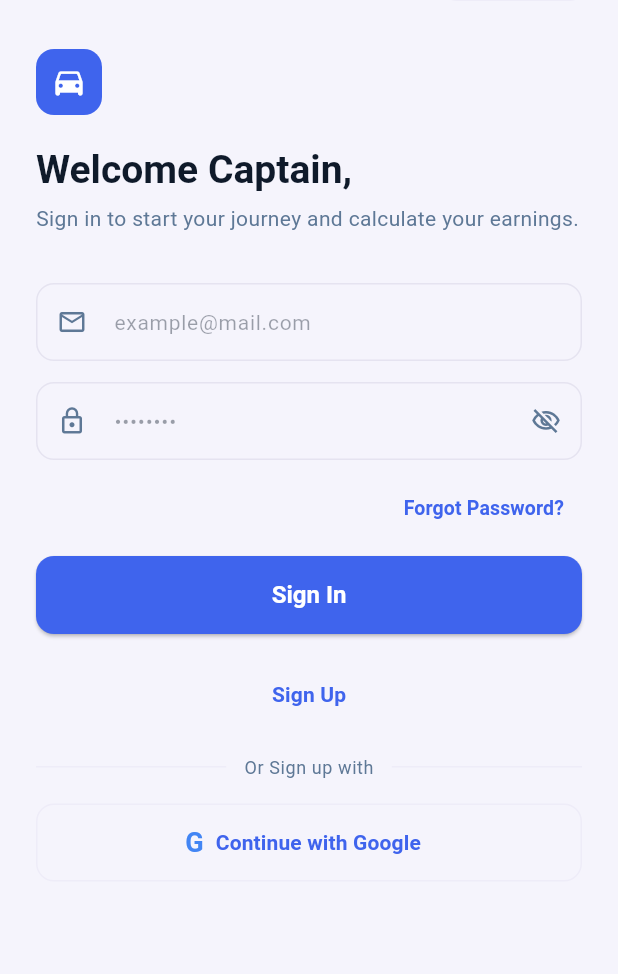
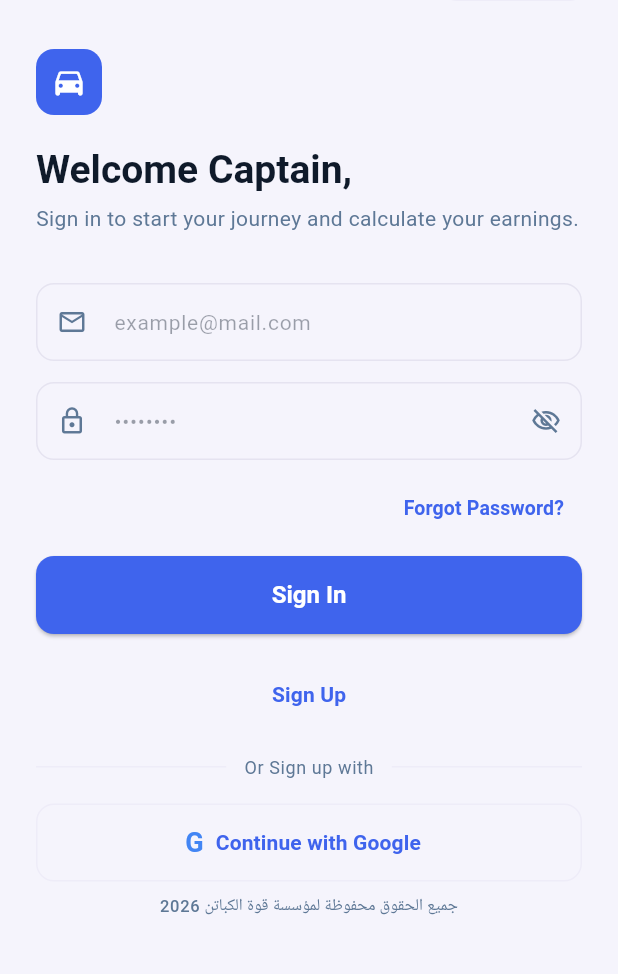
Before and after one commit to amradi6/captian_trip_calculator, a Flutter app: the screen it shows after launch, after a tap on "EN", on a phone screen of 412 x 824 dp, the part 80-1054 px from its top. Run offline on Flutter 3.47's test engine with Material 3 defaults, Android fonts, the light colour scheme and no system bars; our stand-ins replace cloud_firestore, firebase_auth, firebase_core, geocoding, geolocator, google_maps_flutter and 2 more; accounts and stored records are empty.

Commit message:
Update localization, UI branding, and dashboard layouts
- **Localization**: Refactor `L10n` class with improved formatting and updated Arabic weekday names (ordered Friday to Saturday).
- **Authentication Screens**:
    - Update `SplashScreen` typography and remove redundant divider.
    - Add a copyright notice in Arabic to the `LoginScreen`.
- **Dashboard**:
    - Clean up code formatting and update the `WeeklyEarningsChart` to use localized labels.
    - Refine widget layouts for better spacing and text handling.
- **Code Quality**: Standardize indentation and remove unused code comments in `DashboardScreen` and `L10n` utility.

```diff
--- a/lib/screens/auth/login_screen.dart
+++ b/lib/screens/auth/login_screen.dart
@@ -186,6 +186,17 @@ class _LoginScreenState extends State<LoginScreen> {
                   ),
                 ),
               ),
+              const SizedBox(height: 8),
+              Center(
+                child: Text(
+                  'جميع الحقوق محفوظة لمؤسسة قوة الكباتن 2026',
+                  textAlign: TextAlign.center,
+                  textDirection: TextDirection.rtl,
+                  style: Theme.of(context).textTheme.labelSmall?.copyWith(
+                    color: AppColors.secondaryText,
+                  ),
+                ),
+              ),
             ],
           ),
         ),
--- a/lib/screens/auth/splash_screen.dart
+++ b/lib/screens/auth/splash_screen.dart
@@ -113,21 +113,12 @@ class _SplashScreenState extends State<SplashScreen>
                     const SizedBox(height: 6),
                     Text(
                       'كابتن - حاسبة الرحلة',
-                      style: Theme.of(context).textTheme.bodySmall,
+                      style: Theme.of(context).textTheme.headlineMedium,
                     ),
                   ],
                 ),
               ),
 
-              // ── Divider ───────────────────────────────────────────────
-              Padding(
-                padding: const EdgeInsets.symmetric(horizontal: 32),
-                child: Divider(
-                  height: 1,
-                  thickness: 0.8,
-                  color: isDark ? AppColors.dividerDark : AppColors.divider,
-                ),
-              ),
               const SizedBox(height: 14),
 
               // ── Copyright ─────────────────────────────────────────────
--- a/lib/screens/dashboard/dashboard_screen.dart
+++ b/lib/screens/dashboard/dashboard_screen.dart
@@ -6,6 +6,17 @@ import '../../providers/trip_provider.dart';
 import '../../utils/app_colors.dart';
 import '../../utils/l10n.dart';
 import '../../widgets/shared_widgets.dart';
+
+// List<String> _buildWeekLabels(String language) {
+//   const en = ['Mon', 'Tue', 'Wed', 'Thu', 'Fri', 'Sat', 'Sun'];
+//   const ar = ['الاثنين', 'الثلاثاء', 'الأربعاء', 'الخميس', 'الجمعة', 'السبت', 'الأحد'];
+//   final names = language == 'ar' ? ar : en;
+//   final now = DateTime.now();
+//   return List.generate(7, (i) {
+//     final day = now.subtract(Duration(days: 6 - i));
+//     return names[day.weekday - 1]; // weekday: 1=Mon … 7=Sun
+//   });
+// }
 
 class DashboardScreen extends StatelessWidget {
   const DashboardScreen({super.key});
@@ -18,9 +29,9 @@ class DashboardScreen extends StatelessWidget {
     final l = L10n(appState.language);
     final cs = Theme.of(context).colorScheme;
 
-    final name = auth.userModel?.displayName
-      ?? auth.firebaseUser?.displayName
-      ?? (appState.isAr ? 'كابتن' : 'Captain');
+    final name = auth.userModel?.displayName ??
+        auth.firebaseUser?.displayName ??
+        (appState.isAr ? 'كابتن' : 'Captain');
     final currency = appState.currency;
     final totalStr = trips.monthEarnings.toStringAsFixed(2);
     final todayStr = trips.todayEarnings.toStringAsFixed(2);
@@ -42,13 +53,18 @@ class DashboardScreen extends StatelessWidget {
                       child: Column(
                         crossAxisAlignment: CrossAxisAlignment.start,
                         children: [
-                          Text(l.goodMorning,
-                            style: Theme.of(context).textTheme.bodyMedium?.copyWith(
+                          Text(
+                            l.goodMorning,
+                            style: Theme.of(context)
+                                .textTheme
+                                .bodyMedium
+                                ?.copyWith(
                                   color: cs.secondary,
                                 ),
                           ),
                           const SizedBox(height: 2),
-                          Text(name,
+                          Text(
+                            name,
                             style: Theme.of(context).textTheme.headlineSmall,
                             maxLines: 1,
                             overflow: TextOverflow.ellipsis,
@@ -120,7 +136,8 @@ class DashboardScreen extends StatelessWidget {
                 // Total earnings row
                 Row(
                   children: [
-                    Text('${l.totalEarnings}: ', style: Theme.of(context).textTheme.bodyMedium),
+                    Text('${l.totalEarnings}: ',
+                        style: Theme.of(context).textTheme.bodyMedium),
                     Text(
                       '$totalStr $currency',
                       style: TextStyle(
@@ -149,7 +166,7 @@ class DashboardScreen extends StatelessWidget {
                   ),
                   child: WeeklyEarningsChart(
                     data: trips.weeklyData,
-                    labels: l.weekDays,
+                    labels: l.weekDays, //_buildWeekLabels(appState.language),
                   ),
                 ),
                 const SizedBox(height: 20),
@@ -165,7 +182,8 @@ class DashboardScreen extends StatelessWidget {
                   Center(
                     child: Padding(
                       padding: const EdgeInsets.all(24),
-                      child: Text(l.noTrips,
+                      child: Text(
+                        l.noTrips,
                         style: Theme.of(context).textTheme.bodyMedium,
                       ),
                     ),
@@ -180,9 +198,12 @@ class DashboardScreen extends StatelessWidget {
                           durationMins: t.durationMins.toString(),
                           fare: '${t.fareAmount.toStringAsFixed(2)} $currency',
                           status: t.status,
-                      dateLabel: t.dateTime.length >= 10 ? t.dateTime.substring(0, 10) : t.dateTime,
+                          dateLabel: t.dateTime.length >= 10
+                              ? t.dateTime.substring(0, 10)
+                              : t.dateTime,
                           onTap: () => Navigator.of(context).pushNamed(
-                        '/trip-details', arguments: t.id,
+                            '/trip-details',
+                            arguments: t.id,
                           ),
                         ),
                       )),
@@ -197,7 +218,8 @@ class DashboardScreen extends StatelessWidget {
                   style: ElevatedButton.styleFrom(
                     backgroundColor: AppColors.primary,
                     minimumSize: const Size(double.infinity, 52),
-                    shape: RoundedRectangleBorder(borderRadius: BorderRadius.circular(12)),
+                    shape: RoundedRectangleBorder(
+                        borderRadius: BorderRadius.circular(12)),
                   ),
                 ),
               ],
--- a/lib/utils/l10n.dart
+++ b/lib/utils/l10n.dart
@@ -1,129 +1,240 @@
 class L10n {
   final String lang;
+
   const L10n(this.lang);
 
   bool get isAr => lang == 'ar';
 
   // Auth
   String get welcomeCapt => isAr ? 'مرحباً كابتن' : 'Welcome Captain,';
-  String get signInSubtitle => isAr ? 'تسجيل الدخول لحساب رحلاتك' : 'Sign in to start your journey and calculate your earnings.';
+
+  String get signInSubtitle => isAr
+      ? 'تسجيل الدخول لحساب رحلاتك'
+      : 'Sign in to start your journey and calculate your earnings.';
+
   String get email => isAr ? 'البريد الإلكتروني' : 'Email';
+
   String get password => isAr ? 'كلمة المرور' : 'Password';
+
   String get signIn => isAr ? 'تسجيل الدخول' : 'Sign In';
+
   String get forgotPassword => isAr ? 'نسيت كلمة المرور؟' : 'Forgot Password?';
+
   String get signUp => isAr ? 'إنشاء حساب' : 'Sign Up';
+
   String get orSignUpWith => isAr ? 'أو التسجيل بـ' : 'Or Sign up with';
-  String get continueWithGoogle => isAr ? 'الاستمرار بجوجل' : 'Continue with Google';
-  String get useAccountBelow => isAr ? 'استخدم الحساب أدناه لتسجيل الدخول.' : 'Use the account below to sign in.';
+
+  String get continueWithGoogle =>
+      isAr ? 'الاستمرار بجوجل' : 'Continue with Google';
+
+  String get useAccountBelow => isAr
+      ? 'استخدم الحساب أدناه لتسجيل الدخول.'
+      : 'Use the account below to sign in.';
 
   String get createAccount => isAr ? 'إنشاء حساب جديد' : 'Create an account';
-  String get createAccountSubtitle => isAr ? 'أدخل بياناتك للبدء في حساب تكلفة مشاوريك.' : "Let's get started by filling out the form below.";
+
+  String get createAccountSubtitle => isAr
+      ? 'أدخل بياناتك للبدء في حساب تكلفة مشاوريك.'
+      : "Let's get started by filling out the form below.";
+
   String get fullName => isAr ? 'الاسم الكامل' : 'Full Name';
+
   String get phoneNumber => isAr ? 'رقم الجوال' : 'Phone Number';
+
   String get confirmPassword => isAr ? 'تأكيد كلمة المرور' : 'Confirm Password';
+
   String get createAccountBtn => isAr ? 'إنشاء الحساب' : 'Create Account';
 
-  String get forgotPasswordTitle => isAr ? 'نسيت كلمة المرور' : 'Forgot Password';
+  String get forgotPasswordTitle =>
+      isAr ? 'نسيت كلمة المرور' : 'Forgot Password';
+
   String get forgotPasswordSubtitle => isAr
       ? 'سنرسل لك بريداً إلكترونياً لإعادة تعيين كلمة المرور.'
       : 'We will send you an email with a link to reset your password, please enter the email associated with your account below.';
+
   String get sendLink => isAr ? 'إرسال الرابط' : 'Send Link';
-  String get yourEmailAddress => isAr ? 'عنوان بريدك الإلكتروني' : 'Your email address...';
-  String get enterYourEmail => isAr ? 'أدخل بريدك الإلكتروني...' : 'Enter your email...';
+
+  String get yourEmailAddress =>
+      isAr ? 'عنوان بريدك الإلكتروني' : 'Your email address...';
+
+  String get enterYourEmail =>
+      isAr ? 'أدخل بريدك الإلكتروني...' : 'Enter your email...';
+
   String get back => isAr ? 'رجوع' : 'Back';
 
   // Dashboard
   String get goodMorning => isAr ? 'صباح الخير' : 'Good Morning,';
+
   String get todayEarnings => isAr ? 'أرباح اليوم' : "Today's Earnings";
+
   String get totalTrips => isAr ? 'إجمالي الرحلات' : 'Total Trips';
+
   String get kilometers => isAr ? 'كيلومترات' : 'Kilometers';
+
   String get rating => isAr ? 'التقييم' : 'Rating';
+
   String get totalEarnings => isAr ? 'الإجمالي' : 'Total';
+
   String get seeAll => isAr ? 'عرض الكل' : 'See All';
+
   String get recentTrips => isAr ? 'الرحلات الأخيرة' : 'Recent Trips';
-  String get startNewTrip => isAr ? 'حساب رحلة جديدة +' : '+ Start New Trip Calculation';
+
+  String get startNewTrip =>
+      isAr ? 'حساب رحلة جديدة +' : '+ Start New Trip Calculation';
+
   String get trips => isAr ? 'رحلة' : 'Trips';
+
   String get km => isAr ? 'كم' : 'km';
+
   String get sar => isAr ? 'ر.س' : 'SAR';
+
   String get aed => isAr ? 'د.إ' : 'AED';
 
   // Bottom nav
   String get home => isAr ? 'الرئيسية' : 'Home';
+
   String get calculator => isAr ? 'الحاسبة' : 'Calculator';
+
   String get history => isAr ? 'السجل' : 'History';
+
   String get profile => isAr ? 'الملف' : 'Profile';
 
   // Trip Calculator
   String get pickupLocation => isAr ? 'موقع الانطلاق' : 'Pickup Location';
+
   String get currentLocation => isAr ? 'موقعك الحالي' : 'Current Location';
+
   String get destination => isAr ? 'وجهة الوصول' : 'Destination';
-  String get destinationHint => isAr ? 'دبي مول، وسط المدينة' : 'Dubai Mall, Downtown';
+
+  String get destinationHint =>
+      isAr ? 'دبي مول، وسط المدينة' : 'Dubai Mall, Downtown';
+
   String get pricePerKm => isAr ? 'سعر الكيلومتر' : 'Price / km';
+
   String get pricePerMin => isAr ? 'سعر الدقيقة' : 'Price / min';
+
   String get baseFare => isAr ? 'أجر البداية' : 'Base Fare';
+
   String get waitingPerMin => isAr ? 'انتظار/دقيقة' : 'Waiting / min';
+
   String get tip => isAr ? 'إكرامية' : 'Tip';
+
   String get distance => isAr ? 'المسافة' : 'Distance';
+
   String get platform => isAr ? 'التطبيق المستخدم' : 'Platform';
+
   String get calculate => isAr ? 'حساب رحلة جديدة' : 'Calculate Trip';
+
   String get estimatedEarnings => isAr ? 'الأرباح المقدرة' : 'Est. Earnings';
+
   String get workingDays => isAr ? 'الأيام المدخلة' : 'Working Days';
 
   // Trip History
   String get tripHistory => isAr ? 'سجل الرحلات' : 'Trip History';
+
   String get searchTrips => isAr ? 'ابحث عن وجهة...' : 'Search trips...';
+
   String get all => isAr ? 'الكل' : 'All';
+
   String get completed => isAr ? 'المكتملة' : 'Completed';
+
   String get cancelled => isAr ? 'الملغاة' : 'Cancelled';
+
   String get thisWeek => isAr ? 'هذا الأسبوع' : 'This Week';
-  String get totalEarningsMonth => isAr ? 'إجمالي الأرباح (الشهر)' : 'Total Earnings (Month)';
+
+  String get totalEarningsMonth =>
+      isAr ? 'إجمالي الأرباح (الشهر)' : 'Total Earnings (Month)';
+
   String get pickup => isAr ? 'نقطة البداية' : 'Pickup';
+
   String get destinationLabel => isAr ? 'الوجهة' : 'Destination';
+
   String get mins => isAr ? 'دقيقة' : 'mins';
+
   String get noTrips => isAr ? 'لا توجد رحلات' : 'No trips found';
 
   // Trip Details
   String get tripDetails => isAr ? 'تفاصيل الرحلة' : 'Trip Details';
+
   String get duration => isAr ? 'المدة' : 'Duration';
+
   String get waiting => isAr ? 'الانتظار' : 'Waiting';
+
   String get fare => isAr ? 'الأجرة' : 'Fare';
 
   // Profile
   String get captainProfile => isAr ? 'ملف الكابتن' : 'Captain Profile';
+
   String get totalTripsLabel => isAr ? 'إجمالي الرحلات' : 'Total Trips';
+
   String get ratingLabel => isAr ? 'التقييم' : 'Rating';
+
   String get yearsLabel => isAr ? 'سنوات' : 'Years';
+
   String get vehicleInfo => isAr ? 'معلومات السيارة' : 'Vehicle Information';
+
   String get accountSettings => isAr ? 'إعدادات الحساب' : 'Account Settings';
-  String get personalInfo => isAr ? 'المعلومات الشخصية' : 'Personal Information';
-  String get personalInfoSub => isAr ? 'الاسم، البريد الإلكتروني، رقم الهاتف' : 'Name, email, phone number';
+
+  String get personalInfo =>
+      isAr ? 'المعلومات الشخصية' : 'Personal Information';
+
+  String get personalInfoSub => isAr
+      ? 'الاسم، البريد الإلكتروني، رقم الهاتف'
+      : 'Name, email, phone number';
+
   String get payoutSettings => isAr ? 'إعدادات الدفع' : 'Payout Settings';
-  String get payoutSettingsSub => isAr ? 'حساب البنك وطرق الدفع' : 'Bank account & payment methods';
+
+  String get payoutSettingsSub =>
+      isAr ? 'حساب البنك وطرق الدفع' : 'Bank account & payment methods';
+
   String get active => isAr ? 'نشط' : 'Active';
+
   String get goldCaptain => isAr ? 'كابتن ذهبي' : 'Gold Captain';
+
   String get signOut => isAr ? 'تسجيل الخروج' : 'Sign Out';
 
   // Settings
   String get appSettings => isAr ? 'إعدادات التطبيق' : 'App Settings';
+
   String get appearance => isAr ? 'المظهر' : 'Appearance';
+
   String get darkMode => isAr ? 'الوضع الداكن' : 'Dark Mode';
-  String get darkModeDesc => isAr ? 'ضبط المظهر البصري للتطبيق' : "Adjust the app's visual theme";
+
+  String get darkModeDesc =>
+      isAr ? 'ضبط المظهر البصري للتطبيق' : "Adjust the app's visual theme";
+
   String get language => isAr ? 'اللغة' : 'Language';
+
   String get languageValue => isAr ? 'العربية' : 'English';
+
   String get tripCalculator => isAr ? 'حاسبة الرحلة' : 'Trip Calculator';
+
   String get distanceUnit => isAr ? 'وحدة المسافة' : 'Distance Unit';
+
   String get distanceUnitValue => isAr ? 'كيلومترات (كم)' : 'Kilometers (km)';
+
   String get currency => isAr ? 'العملة' : 'Currency';
+
   String get notifications => isAr ? 'الإشعارات' : 'Notifications';
-  String get pushNotifications => isAr ? 'الإشعارات الفورية' : 'Push Notifications';
+
+  String get pushNotifications =>
+      isAr ? 'الإشعارات الفورية' : 'Push Notifications';
+
   String get tripAlerts => isAr ? 'تنبيهات الرحلة' : 'Trip Alerts';
-  String get tripAlertsDesc => isAr ? 'مسار الطريق في الوقت الفعلي' : 'Real-time route';
+
+  String get tripAlertsDesc =>
+      isAr ? 'مسار الطريق في الوقت الفعلي' : 'Real-time route';
 
   // Days of week
   List<String> get weekDays => isAr
-      ? ['الاثنين', 'الثلاثاء', 'الأربعاء', 'الخميس', 'الجمعة', 'السبت', 'الأحد']
-      : ['Mon', 'Tue', 'Wed', 'Thu', 'Fri', 'Sat', 'Sun'];
-  List<String> get weekDaysShort => isAr
-      ? ['أ', 'ث', 'أ', 'خ', 'ج', 'س', 'أ']
-      : ['M', 'T', 'W', 'T', 'F', 'S', 'S'];
+      ? [
+          'الجمعة',
+          'الخميس',
+          'الأربعاء',
+          'الثلاثاء',
+          'الاثنين',
+          'الأحد',
+          'السبت'
+        ]
+      : ['Fri', 'Thu', 'Wed', 'Tue', 'Mon', 'Sun', 'Sat'];
 }
```
Lines whose indentation alone changed are shown as unchanged.
